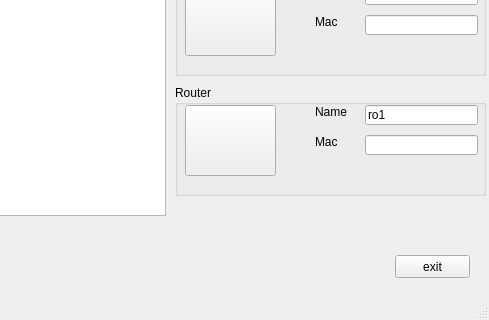
Above: vns_kma/mainwindow.ui from kio2145/vns_kma before the change; both pictures show x 475 to 964 and y 281 to 601 of the 964 by 601 pixel window. Below: the same form after it.
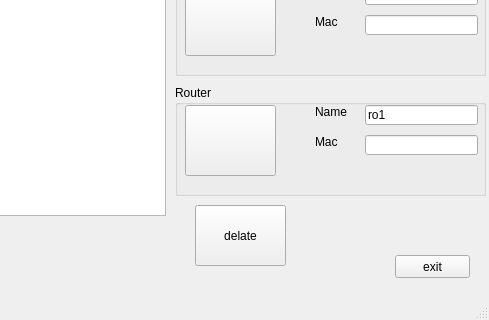
That is the form after the change.

Diff of the .ui file:
```diff
--- a/vns_kma/mainwindow.ui
+++ b/vns_kma/mainwindow.ui
@@ -278,6 +278,19 @@
      </property>
     </widget>
    </widget>
+   <widget class="QPushButton" name="pushButton_6">
+    <property name="geometry">
+     <rect>
+      <x>670</x>
+      <y>450</y>
+      <width>91</width>
+      <height>61</height>
+     </rect>
+    </property>
+    <property name="text">
+     <string>delate</string>
+    </property>
+   </widget>
   </widget>
   <widget class="QMenuBar" name="menuBar">
    <property name="geometry">
```
